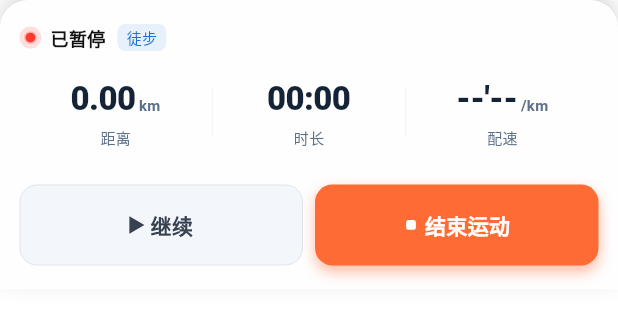
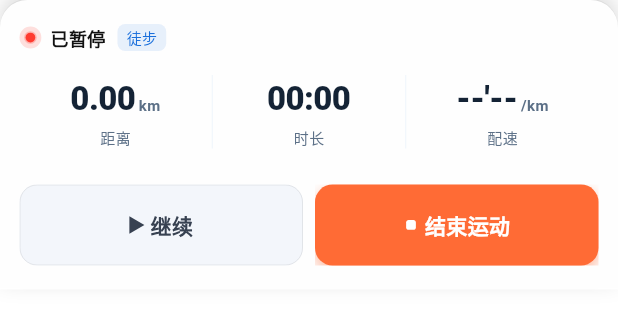
Before and after one commit to DongLiang01/walkWorld, a Flutter app: the RunningActionSheet widget shown alone on an empty page, opened directly with empty values, on a phone screen of 412 x 824 dp. Shown: the top 319 px of the screen. Run offline on Flutter 3.47's test engine with Material 3 defaults, Android fonts, the phone set to English and light mode, and no system bars; our stand-ins replace flutter_riverpod, flutter_svg.

Commit message:
运动页面代码整理

```diff
--- a/walkworld/lib/features/motion/presentation/widgets/running_action_sheet.dart
+++ b/walkworld/lib/features/motion/presentation/widgets/running_action_sheet.dart
@@ -77,7 +77,55 @@ class RunningActionSheet extends ConsumerWidget {
           mainAxisSize: MainAxisSize.min,
           children: [
             // 头部状态指示区
-            Padding(
+            _StatusRow(
+              motionType: motionType,
+              isRunning: motionState.status == MotionStatus.running,
+              pageTokens: pageTokens,
+            ),
+            const SizedBox(height: 16),
+            // 数据统计区
+            _MetricsRow(
+              distanceKm: distanceKm,
+              durationFormat: durationFormat,
+              currentPace: currentPace,
+              pageTokens: pageTokens,
+            ),
+            const SizedBox(height: 24),
+            // 底部操作按钮
+            _ActionsRow(
+              isRunning: motionState.status == MotionStatus.running,
+              pageTokens: pageTokens,
+              onPauseResume: motionState.status == MotionStatus.running
+                  ? controller.pauseWorkout
+                  : controller.resumeWorkout,
+              onStop: controller.stopWorkout,
+            ),
+          ],
+        ),
+      ),
+    );
+  }
+}
+
+// ──────────────────────────────────────────────
+// 私有子组件
+// ──────────────────────────────────────────────
+
+/// 头部状态行：红点指示器 + 状态文字 + 运动类型 badge。
+class _StatusRow extends StatelessWidget {
+  const _StatusRow({
+    required this.motionType,
+    required this.isRunning,
+    required this.pageTokens,
+  });
+
+  final MotionType motionType;
+  final bool isRunning;
+  final MotionPageTokens pageTokens;
+
+  @override
+  Widget build(BuildContext context) {
+    return Padding(
       padding: const EdgeInsets.symmetric(horizontal: 13),
       child: Row(
         children: [
@@ -85,7 +133,7 @@ class RunningActionSheet extends ConsumerWidget {
           const _RecordingIndicator(),
           const SizedBox(width: 6),
           Text(
-                    motionState.status == MotionStatus.running ? '正在记录' : '已暂停',
+            isRunning ? '正在记录' : '已暂停',
             style: TextStyle(
               color: pageTokens.overlayPrimaryText,
               fontSize: 12,
@@ -95,10 +143,7 @@ class RunningActionSheet extends ConsumerWidget {
           const SizedBox(width: 8),
           // 运动类型标签
           Container(
-                    padding: const EdgeInsets.symmetric(
-                      horizontal: 6,
-                      vertical: 2,
-                    ),
+            padding: const EdgeInsets.symmetric(horizontal: 6, vertical: 2),
             decoration: BoxDecoration(
               color: pageTokens.softBadgeBackground,
               borderRadius: BorderRadius.circular(5.2),
@@ -115,11 +160,33 @@ class RunningActionSheet extends ConsumerWidget {
           const Spacer(),
         ],
       ),
-            ),
-            const SizedBox(height: 16),
-            // 数据统计区
-            Padding(
+    );
+  }
+}
+
+/// 数据统计行：距离 / 时长 / 配速，分隔线随内容自适应高度。
+class _MetricsRow extends StatelessWidget {
+  const _MetricsRow({
+    required this.distanceKm,
+    required this.durationFormat,
+    required this.currentPace,
+    required this.pageTokens,
+  });
+
+  final String distanceKm;
+  final String durationFormat;
+  final String currentPace;
+  final MotionPageTokens pageTokens;
+
+  Widget _divider() =>
+      VerticalDivider(width: 1, thickness: 0.65, color: pageTokens.panelBorder);
+
+  @override
+  Widget build(BuildContext context) {
+    return Padding(
       padding: const EdgeInsets.symmetric(horizontal: 13),
+      // IntrinsicHeight 让分隔线高度随数据格跟随内容自然撑开
+      child: IntrinsicHeight(
         child: Row(
           mainAxisAlignment: MainAxisAlignment.spaceEvenly,
           children: [
@@ -131,11 +198,7 @@ class RunningActionSheet extends ConsumerWidget {
                 pageTokens: pageTokens,
               ),
             ),
-                  Container(
-                    width: 0.65,
-                    height: 33,
-                    color: pageTokens.panelBorder,
-                  ),
+            _divider(),
             Expanded(
               child: _MetricCell(
                 value: durationFormat,
@@ -144,11 +207,7 @@ class RunningActionSheet extends ConsumerWidget {
                 pageTokens: pageTokens,
               ),
             ),
-                  Container(
-                    width: 0.65,
-                    height: 33,
-                    color: pageTokens.panelBorder,
-                  ),
+            _divider(),
             Expanded(
               child: _MetricCell(
                 value: currentPace,
@@ -160,33 +219,43 @@ class RunningActionSheet extends ConsumerWidget {
           ],
         ),
       ),
-            const SizedBox(height: 24),
-            // 底部操作按钮
-            Padding(
+    );
+  }
+}
+
+/// 底部操作按钮行：暂停/继续 + 结束运动。
+class _ActionsRow extends StatelessWidget {
+  const _ActionsRow({
+    required this.isRunning,
+    required this.pageTokens,
+    required this.onPauseResume,
+    required this.onStop,
+  });
+
+  final bool isRunning;
+  final MotionPageTokens pageTokens;
+  final VoidCallback onPauseResume;
+  final VoidCallback onStop;
+
+  @override
+  Widget build(BuildContext context) {
+    return Padding(
       padding: const EdgeInsets.symmetric(horizontal: 13),
       child: Row(
         children: [
+          // 暂停 / 继续按钮
           Expanded(
-                    child: Container(
-                      height: 54,
-                      decoration: BoxDecoration(
-                        color: pageTokens.mutedActionBackground,
-                        borderRadius: BorderRadius.circular(11.7),
+            child: _ActionButton(
+              onTap: onPauseResume,
+              backgroundColor: pageTokens.mutedActionBackground,
               border: Border.all(
                 color: pageTokens.mutedActionBorder,
                 width: 0.65,
               ),
-                      ),
-                      child: InkWell(
-                        onTap: motionState.status == MotionStatus.running
-                            ? controller.pauseWorkout
-                            : controller.resumeWorkout,
-                        borderRadius: BorderRadius.circular(11.7),
-                        child: Center(
               child: Row(
                 mainAxisSize: MainAxisSize.min,
                 children: [
-                              if (motionState.status == MotionStatus.running)
+                  if (isRunning)
                     AppSvgIcon(
                       'assets/icons/motion/motion_action_pause.svg',
                       color: pageTokens.mutedActionText,
@@ -201,9 +270,7 @@ class RunningActionSheet extends ConsumerWidget {
                     ),
                   const SizedBox(width: 4),
                   Text(
-                                motionState.status == MotionStatus.running
-                                    ? '暂停'
-                                    : '继续',
+                    isRunning ? '暂停' : '继续',
                     style: TextStyle(
                       color: pageTokens.mutedActionText,
                       fontSize: 14,
@@ -214,15 +281,12 @@ class RunningActionSheet extends ConsumerWidget {
               ),
             ),
           ),
-                    ),
-                  ),
           const SizedBox(width: 8),
+          // 结束运动按钮
           Expanded(
-                    child: Container(
-                      height: 54,
-                      decoration: BoxDecoration(
-                        borderRadius: BorderRadius.circular(11.7),
-                        color: pageTokens.stopActionBackground,
+            child: _ActionButton(
+              onTap: onStop,
+              backgroundColor: pageTokens.stopActionBackground,
               boxShadow: [
                 BoxShadow(
                   color: pageTokens.stopActionBackground.withValues(
@@ -232,23 +296,16 @@ class RunningActionSheet extends ConsumerWidget {
                   offset: const Offset(0, 3.9),
                 ),
               ],
-                      ),
-                      child: InkWell(
-                        onTap: () {
-                          controller.stopWorkout();
-                        },
-                        borderRadius: BorderRadius.circular(11.7),
-                        child: Center(
-                          child: Row(
+              child: const Row(
                 mainAxisSize: MainAxisSize.min,
                 children: [
-                              const AppSvgIcon(
+                  AppSvgIcon(
                     'assets/icons/motion/motion_action_stop.svg',
                     color: Colors.white,
                     size: 10.4,
                   ),
-                              const SizedBox(width: 4),
-                              const Text(
+                  SizedBox(width: 4),
+                  Text(
                     '结束运动',
                     style: TextStyle(
                       color: Colors.white,
@@ -260,19 +317,60 @@ class RunningActionSheet extends ConsumerWidget {
               ),
             ),
           ),
-                    ),
-                  ),
         ],
       ),
+    );
+  }
+}
+
+/// 通用操作按钮：高度固定 54，圆角 11.7，Material 包裹保证水波纹正常渲染。
+class _ActionButton extends StatelessWidget {
+  const _ActionButton({
+    required this.onTap,
+    required this.backgroundColor,
+    required this.child,
+    this.border,
+    this.boxShadow,
+  });
+
+  final VoidCallback onTap;
+  final Color backgroundColor;
+  final Widget child;
+  final BoxBorder? border;
+  final List<BoxShadow>? boxShadow;
+
+  static const double _height = 54;
+  static const double _radius = 11.7;
+
+  @override
+  Widget build(BuildContext context) {
+    return SizedBox(
+      height: _height,
+      child: Material(
+        color: backgroundColor,
+        borderRadius: BorderRadius.circular(_radius),
+        child: Ink(
+          decoration: BoxDecoration(
+            borderRadius: BorderRadius.circular(_radius),
+            border: border,
+            boxShadow: boxShadow,
           ),
-          ],
+          child: InkWell(
+            onTap: onTap,
+            borderRadius: BorderRadius.circular(_radius),
+            child: Center(child: child),
+          ),
         ),
       ),
     );
   }
 }
 
-/// 正在记录的红点指示器。
+// ──────────────────────────────────────────────
+// 动画组件
+// ──────────────────────────────────────────────
+
+/// 正在记录的红点指示器（脉冲动画）。
 class _RecordingIndicator extends StatefulWidget {
   const _RecordingIndicator();
 
@@ -307,6 +405,7 @@ class _RecordingIndicatorState extends State<_RecordingIndicator>
         return Stack(
           alignment: Alignment.center,
           children: [
+            // 外层光晕
             Container(
               width: 14.56,
               height: 14.56,
@@ -317,6 +416,7 @@ class _RecordingIndicatorState extends State<_RecordingIndicator>
                 shape: BoxShape.circle,
               ),
             ),
+            // 中层光晕
             Container(
               width: 8.45,
               height: 8.45,
@@ -327,6 +427,7 @@ class _RecordingIndicatorState extends State<_RecordingIndicator>
                 shape: BoxShape.circle,
               ),
             ),
+            // 实心红点
             Container(
               width: 6.5,
               height: 6.5,
@@ -342,6 +443,11 @@ class _RecordingIndicatorState extends State<_RecordingIndicator>
   }
 }
 
+// ──────────────────────────────────────────────
+// 数据展示组件
+// ──────────────────────────────────────────────
+
+/// 单格数据展示：数值 + 单位（baseline 对齐）+ 标签。
 class _MetricCell extends StatelessWidget {
   const _MetricCell({
     required this.label,
```
Lines whose indentation alone changed are shown as unchanged.
